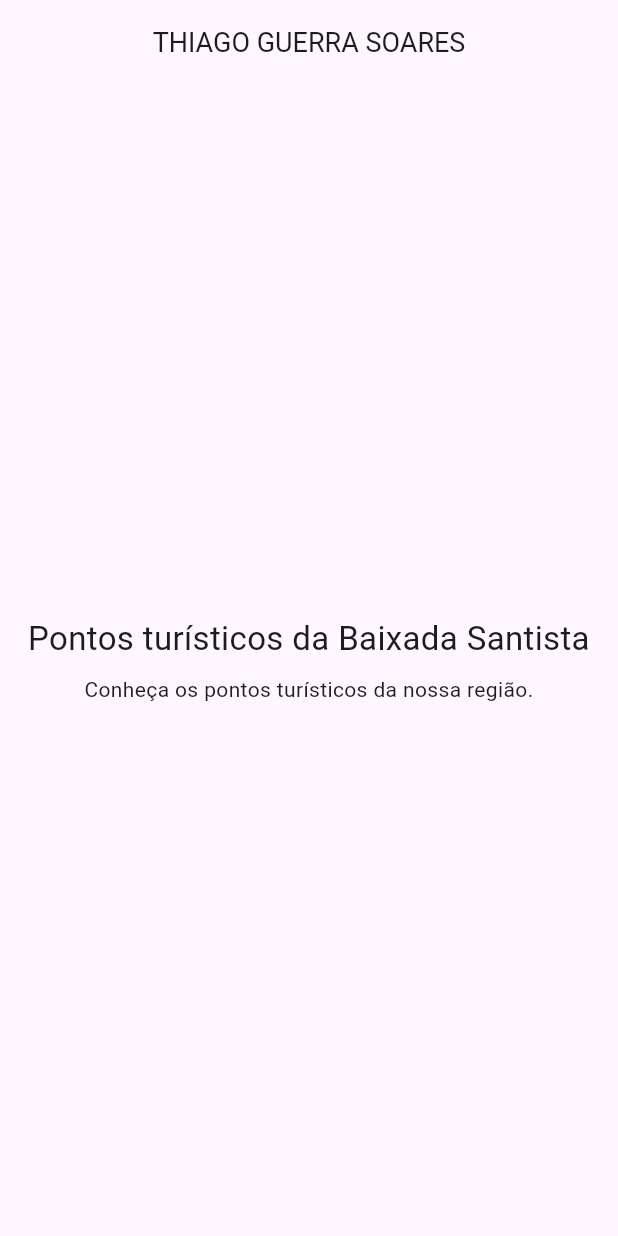
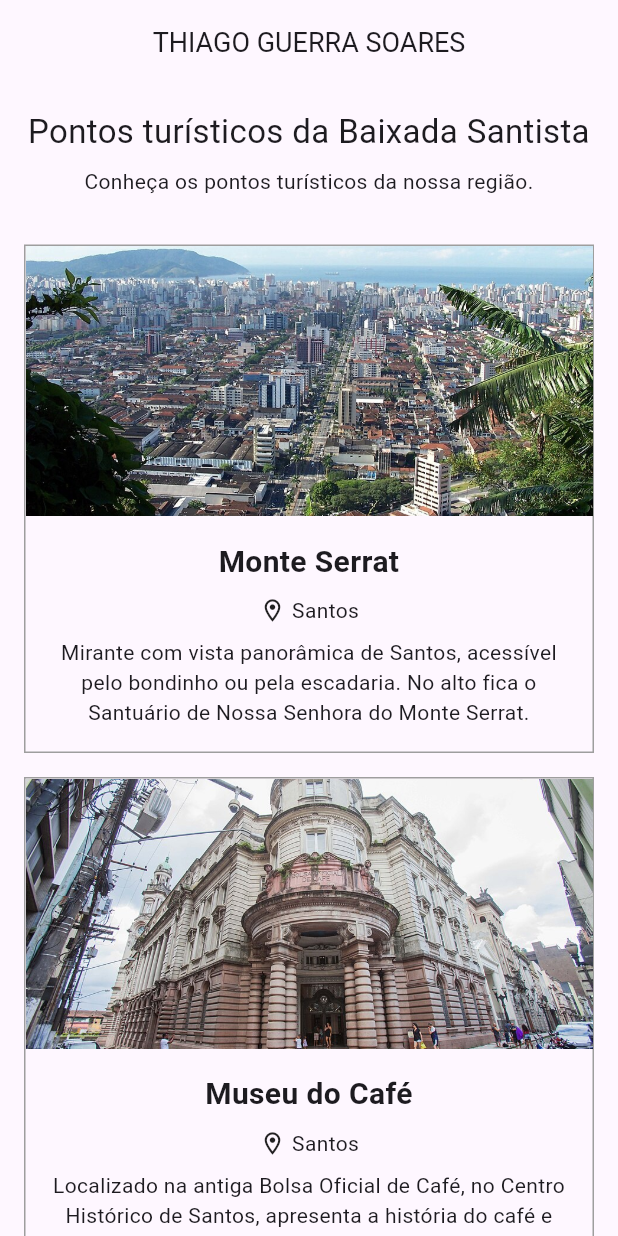
Before and after one commit to thigue/flutter-tp4, a Flutter app: the screen it shows after launch, on a phone screen of 412 x 824 dp. Run offline on Flutter 3.47's test engine with Material 3 defaults, Android fonts, the phone set to English and light mode, and no system bars.

Commit message:
feat: catálogo de pontos turísticos com fotos

```diff
--- a/flutter_tp4/lib/main.dart
+++ b/flutter_tp4/lib/main.dart
@@ -36,6 +36,57 @@ class Principal extends StatefulWidget {
 }
 
 class _PrincipalState extends State<Principal> {
+  final List<PontoTuristico> _pontos = [
+    PontoTuristico(
+      'Monte Serrat',
+      'Santos',
+      'Mirante com vista panorâmica de Santos, acessível pelo bondinho ou pela escadaria. No alto fica o Santuário de Nossa Senhora do Monte Serrat.',
+      'assets/imagens/monte_serrat.jpg',
+    ),
+    PontoTuristico(
+      'Museu do Café',
+      'Santos',
+      'Localizado na antiga Bolsa Oficial de Café, no Centro Histórico de Santos, apresenta a história do café e sua importância para o Brasil.',
+      'assets/imagens/museu_do_cafe.jpg',
+    ),
+    PontoTuristico(
+      'Portinho Ézio Dall’Acqua',
+      'Praia Grande',
+      'Área de lazer às margens do Mar Pequeno, com píer e espaços para passeios em família. É um dos locais tradicionais de Praia Grande.',
+      'assets/imagens/portinho.jpg',
+    ),
+    PontoTuristico(
+      'Emissário Submarino de Santos',
+      'Santos',
+      'Localizado na praia do José Menino, tem uma área de lazer sobre o emissário, com vista para o mar e a escultura de Tomie Ohtake.',
+      'assets/imagens/emissario.jpg',
+    ),
+    PontoTuristico(
+      'Aquário Municipal de Santos',
+      'Santos',
+      'Localizado na Ponta da Praia, reúne animais aquáticos e permite conhecer mais sobre a vida marinha.',
+      'assets/imagens/aquario.jpg',
+    ),
+    PontoTuristico(
+      'Praia de Pitangueiras',
+      'Guarujá',
+      'Praia na região central do Guarujá, conhecida pela faixa de areia, pelo movimento na orla e pela proximidade de lojas e restaurantes.',
+      'assets/imagens/pitangueiras.jpg',
+    ),
+    PontoTuristico(
+      'Cama de Anchieta',
+      'Itanhaém',
+      'Formação rochosa à beira-mar associada às histórias sobre o padre José de Anchieta, em um cenário de costões e ondas.',
+      'assets/imagens/cama_de_anchieta.jpg',
+    ),
+    PontoTuristico(
+      'Ilha Porchat',
+      'São Vicente',
+      'Um dos cartões-postais de São Vicente, com vista para as praias da região e o Monumento dos 500 Anos do Brasil, projetado por Oscar Niemeyer.',
+      'assets/imagens/ilha_porchat.jpg',
+    ),
+  ];
+
   @override
   Widget build(BuildContext context) {
     return Scaffold(
@@ -43,12 +94,28 @@ class _PrincipalState extends State<Principal> {
         centerTitle: true,
         title: const Text(Principal.nomeAluno, style: TextStyle(fontSize: 18)),
       ),
-      body: Center(
-        child: Container(
+      body: Column(
+        children: [
+          _construirCabecalho(),
+          Expanded(
+            child: ListView.builder(
+              padding: const EdgeInsets.all(16),
+              itemCount: _pontos.length,
+              itemBuilder: (context, indice) {
+                return _construirPonto(_pontos[indice]);
+              },
+            ),
+          ),
+        ],
+      ),
+    );
+  }
+
+  Widget _construirCabecalho() {
+    return Container(
+      width: double.infinity,
       padding: const EdgeInsets.all(16),
       child: const Column(
-            mainAxisSize: MainAxisSize.min,
-            crossAxisAlignment: CrossAxisAlignment.center,
         children: [
           Text(
             'Pontos turísticos da Baixada Santista',
@@ -62,7 +129,48 @@ class _PrincipalState extends State<Principal> {
           ),
         ],
       ),
+    );
+  }
+
+  Widget _construirPonto(PontoTuristico ponto) {
+    return Container(
+      margin: const EdgeInsets.only(bottom: 16),
+      decoration: BoxDecoration(border: Border.all(color: Colors.grey)),
+      child: Column(
+        children: [
+          Image.asset(
+            ponto.imagem,
+            height: 180,
+            width: double.infinity,
+            fit: BoxFit.cover,
           ),
+          Padding(
+            padding: const EdgeInsets.all(16),
+            child: Column(
+              children: [
+                Text(
+                  ponto.nome,
+                  textAlign: TextAlign.center,
+                  style: const TextStyle(
+                    fontSize: 20,
+                    fontWeight: FontWeight.bold,
+                  ),
+                ),
+                const SizedBox(height: 8),
+                Row(
+                  mainAxisAlignment: MainAxisAlignment.center,
+                  children: [
+                    const Icon(Icons.location_on_outlined, size: 18),
+                    const SizedBox(width: 4),
+                    Text(ponto.cidade),
+                  ],
+                ),
+                const SizedBox(height: 8),
+                Text(ponto.descricao, textAlign: TextAlign.center),
+              ],
+            ),
+          ),
+        ],
       ),
     );
   }
--- a/flutter_tp4/pubspec.yaml
+++ b/flutter_tp4/pubspec.yaml
@@ -56,6 +56,8 @@ flutter:
   # included with your application, so that you can use the icons in
   # the material Icons class.
   uses-material-design: true
+  assets:
+    - assets/imagens/
 
   # To add assets to your application, add an assets section, like this:
   # assets:
```
Also changed, not shown: flutter_tp4/assets/imagens/aquario.jpg (added), flutter_tp4/assets/imagens/cama_de_anchieta.jpg (added), flutter_tp4/assets/imagens/emissario.jpg (added), flutter_tp4/assets/imagens/ilha_porchat.jpg (added), flutter_tp4/assets/imagens/monte_serrat.jpg (added), flutter_tp4/assets/imagens/museu_do_cafe.jpg (added), flutter_tp4/assets/imagens/pitangueiras.jpg (added), flutter_tp4/assets/imagens/portinho.jpg (added). Lines whose indentation alone changed are shown as unchanged.
